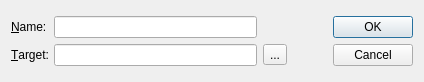
Old version of the form ndtsconfigtool/linkdlg.ui in the repository jkotan/nexdatas.configtool.
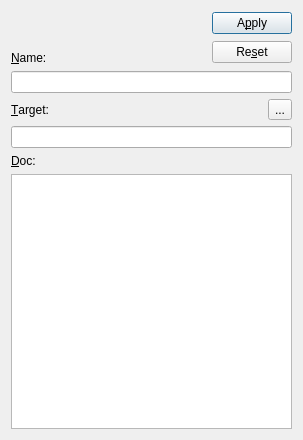
New version of the form.

Commit message: adding support for Apply/Reset LinkDlg

What changed in the file:
```diff
--- a/ndtsconfigtool/linkdlg.ui
+++ b/ndtsconfigtool/linkdlg.ui
@@ -6,8 +6,8 @@
    <rect>
     <x>0</x>
     <y>0</y>
-    <width>424</width>
-    <height>82</height>
+    <width>303</width>
+    <height>440</height>
    </rect>
   </property>
   <property name="minimumSize">
@@ -19,31 +19,93 @@
   <property name="maximumSize">
    <size>
     <width>16777215</width>
-    <height>82</height>
+    <height>16777215</height>
    </size>
   </property>
   <property name="windowTitle">
    <string>Link</string>
   </property>
-  <layout class="QGridLayout" name="gridLayout_2">
+  <layout class="QGridLayout" name="gridLayout">
    <item row="0" column="0">
-    <layout class="QHBoxLayout" name="horizontalLayout">
+    <layout class="QVBoxLayout" name="verticalLayout_3">
      <item>
-      <layout class="QGridLayout" name="gridLayout">
-       <item row="0" column="0">
-        <widget class="QLabel" name="nameLabel">
-         <property name="text">
-          <string>&amp;Name:</string>
+      <layout class="QHBoxLayout" name="horizontalLayout_2">
+       <item>
+        <layout class="QVBoxLayout" name="verticalLayout_2">
+         <item>
+          <spacer name="verticalSpacer">
+           <property name="orientation">
+            <enum>Qt::Vertical</enum>
+           </property>
+           <property name="sizeType">
+            <enum>QSizePolicy::Minimum</enum>
+           </property>
+           <property name="sizeHint" stdset="0">
+            <size>
+             <width>20</width>
+             <height>40</height>
+            </size>
+           </property>
+          </spacer>
+         </item>
+         <item>
+          <widget class="QLabel" name="nameLabel">
+           <property name="text">
+            <string>&amp;Name:  </string>
+           </property>
+           <property name="buddy">
+            <cstring>nameLineEdit</cstring>
+           </property>
+          </widget>
+         </item>
+        </layout>
+       </item>
+       <item>
+        <spacer name="horizontalSpacer">
+         <property name="orientation">
+          <enum>Qt::Horizontal</enum>
          </property>
-         <property name="buddy">
-          <cstring>nameLineEdit</cstring>
+         <property name="sizeType">
+          <enum>QSizePolicy::Expanding</enum>
          </property>
-        </widget>
+         <property name="sizeHint" stdset="0">
+          <size>
+           <width>20</width>
+           <height>20</height>
+          </size>
+         </property>
+        </spacer>
        </item>
-       <item row="0" column="1">
+       <item>
+        <layout class="QVBoxLayout" name="verticalLayout">
+         <item>
+          <widget class="QPushButton" name="applyPushButton">
+           <property name="text">
+            <string>A&amp;pply</string>
+           </property>
+          </widget>
+         </item>
+         <item>
+          <widget class="QPushButton" name="resetPushButton">
+           <property name="text">
+            <string>Re&amp;set</string>
+           </property>
+          </widget>
+         </item>
+        </layout>
+       </item>
+      </layout>
+     </item>
+     <item>
+      <layout class="QHBoxLayout" name="horizontalLayout">
+       <item>
         <widget class="QLineEdit" name="nameLineEdit"/>
        </item>
-       <item row="1" column="0">
+      </layout>
+     </item>
+     <item>
+      <layout class="QHBoxLayout" name="horizontalLayout_3">
+       <item>
         <widget class="QLabel" name="targetLabel">
          <property name="text">
           <string>&amp;Target:</string>
@@ -53,10 +115,7 @@
          </property>
         </widget>
        </item>
-       <item row="1" column="1">
-        <widget class="QLineEdit" name="targetLineEdit"/>
-       </item>
-       <item row="1" column="2">
+       <item>
         <widget class="QToolButton" name="targetToolButton">
          <property name="text">
           <string>...</string>
@@ -66,37 +125,21 @@
       </layout>
      </item>
      <item>
-      <spacer name="horizontalSpacer">
-       <property name="orientation">
-        <enum>Qt::Horizontal</enum>
-       </property>
-       <property name="sizeType">
-        <enum>QSizePolicy::Minimum</enum>
-       </property>
-       <property name="sizeHint" stdset="0">
-        <size>
-         <width>40</width>
-         <height>20</height>
-        </size>
-       </property>
-      </spacer>
+      <widget class="QLineEdit" name="targetLineEdit"/>
      </item>
      <item>
-      <widget class="QDialogButtonBox" name="buttonBox">
-       <property name="sizePolicy">
-        <sizepolicy hsizetype="Fixed" vsizetype="Fixed">
-         <horstretch>0</horstretch>
-         <verstretch>0</verstretch>
-        </sizepolicy>
+      <widget class="QLabel" name="docLabel">
+       <property name="text">
+        <string>&amp;Doc:</string>
        </property>
-       <property name="orientation">
-        <enum>Qt::Vertical</enum>
-       </property>
-       <property name="standardButtons">
-        <set>QDialogButtonBox::Cancel|QDialogButtonBox::Ok</set>
+       <property name="buddy">
+        <cstring>docTextEdit</cstring>
        </property>
       </widget>
      </item>
+     <item>
+      <widget class="QTextEdit" name="docTextEdit"/>
+     </item>
     </layout>
    </item>
   </layout>
```
Left out of the diff: 40 changed lines with no effect on the pictures. The commit also changes 3 other files.
